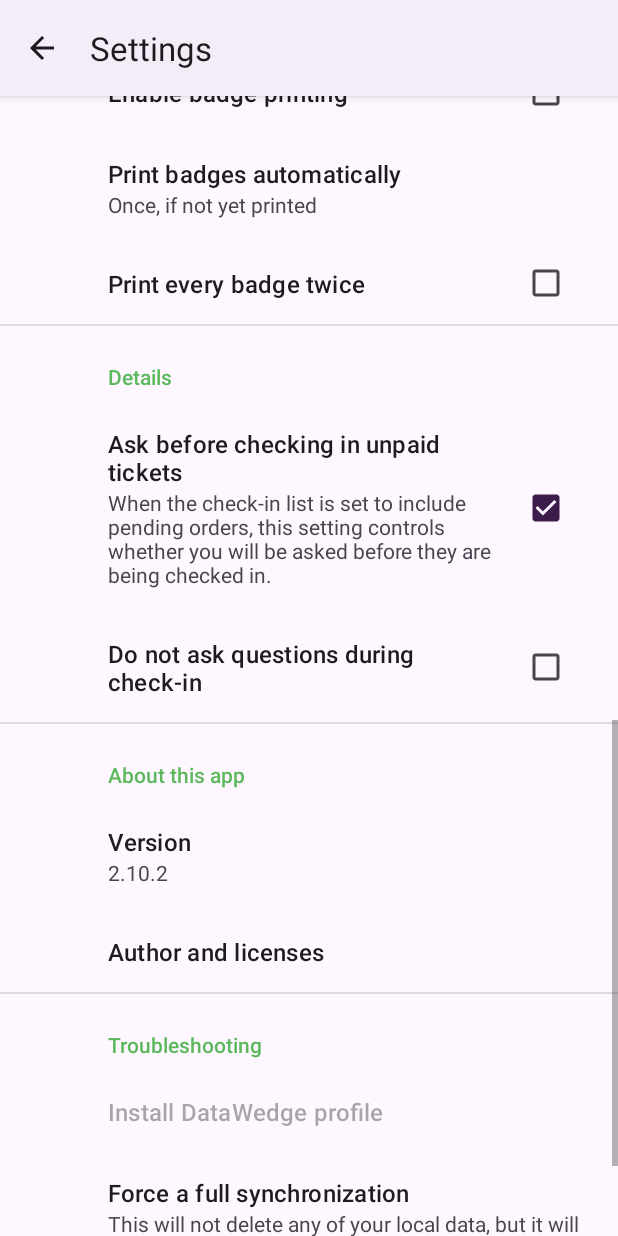
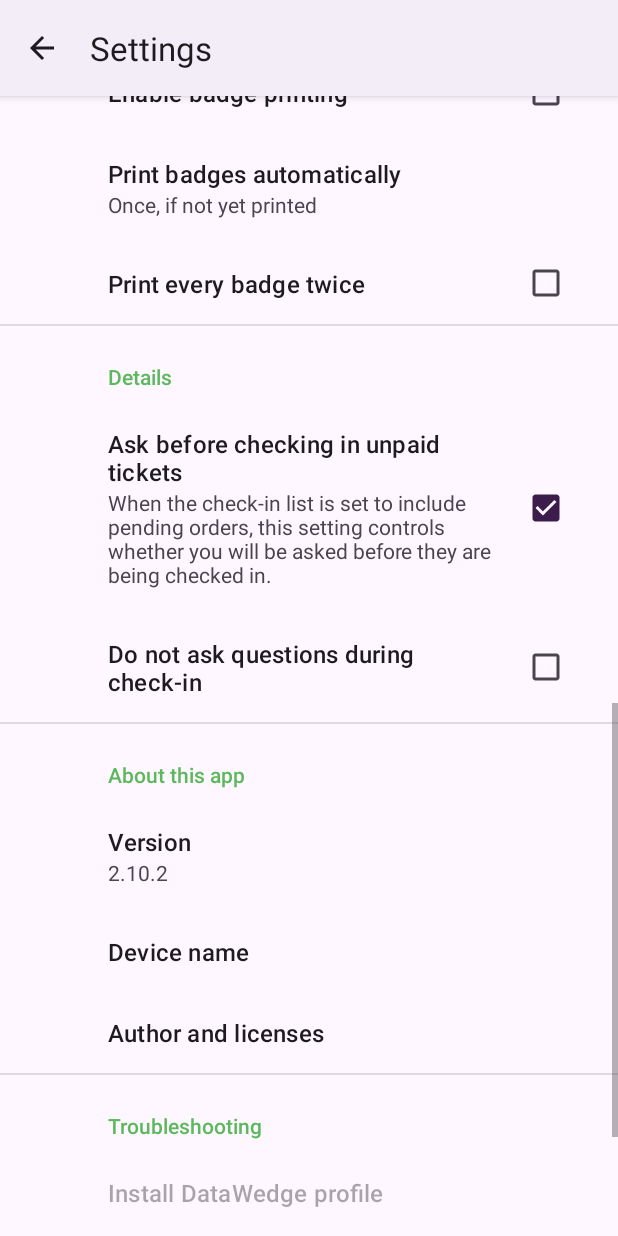
Before and after one commit to pretix/pretixscan-android, an Android app: the SettingsFragment screen opened directly, with no data from a screen before it, scrolled down 1064 dp, on a phone screen of 412 x 824 dp. Run offline under Robolectric (Android 15) with nearby library versions, the phone set to English and light mode, and no system bars; our stand-ins replace androidx.preference; libraries missing offline, so code that uses them is left out: com.facebook.flipper, com.facebook.soloader, eu.pretix.libpretixsync, eu.pretix.libpretixui, io.requery and 4 more; 9 statements that could not run were skipped.

Commit message:
Settings: Expose Device name (Z#23193016)

```diff
--- a/pretixscan/app/src/main/java/eu/pretix/pretixscan/droid/ui/Settings.kt
+++ b/pretixscan/app/src/main/java/eu/pretix/pretixscan/droid/ui/Settings.kt
@@ -93,6 +93,7 @@ class SettingsFragment : PreferenceFragmentCompat() {
         findPreference<CheckBoxPreference>("pref_auto_switch")?.isEnabled = conf.eventSelection.size == 1
         findPreference<CheckBoxPreference>("pref_sync_orders")?.isEnabled = !conf.proxyMode
         findPreference<Preference>("version")?.summary = BuildConfig.VERSION_NAME
+        findPreference<Preference>("device_name")?.summary = conf.deviceKnownName
         findPreference<Preference>("full_resync")?.setOnPreferenceClickListener {
             // First, delete ResourceSyncStatus. This way the system forgets which data was already
             // pulled and will pull all lists completely instead of using If-Modified-Since or
--- a/pretixscan/app/src/main/res/values/strings.xml
+++ b/pretixscan/app/src/main/res/values/strings.xml
@@ -144,6 +144,7 @@
     <string name="settings_label_datawedge">Install DataWedge profile</string>
     <string name="settings_label_version">Version</string>
     <string name="settings_label_troubleshooting">Troubleshooting</string>
+    <string name="settings_label_device_name">Device name</string>
     <string name="force_full_resync_help">This will not delete any of your local data, but it will force the next synchronization of every event to be a full synchronization, i.e. downloading all data again instead of only changed data.</string>
     <string name="full_delete">Delete all local data and reset device</string>
     <string name="full_delete_confirm">Do you really want to reset the device? You will need to pair it with the online system again.</string>
--- a/pretixscan/app/src/main/res/xml/preferences.xml
+++ b/pretixscan/app/src/main/res/xml/preferences.xml
@@ -85,6 +85,9 @@
             android:key="version"
             android:title="@string/settings_label_version" />
         <Preference
+            android:key="device_name"
+            android:title="@string/settings_label_device_name" />
+        <Preference
             android:key="licenses"
             android:title="@string/settings_label_licenses" />
     </PreferenceCategory>
```
